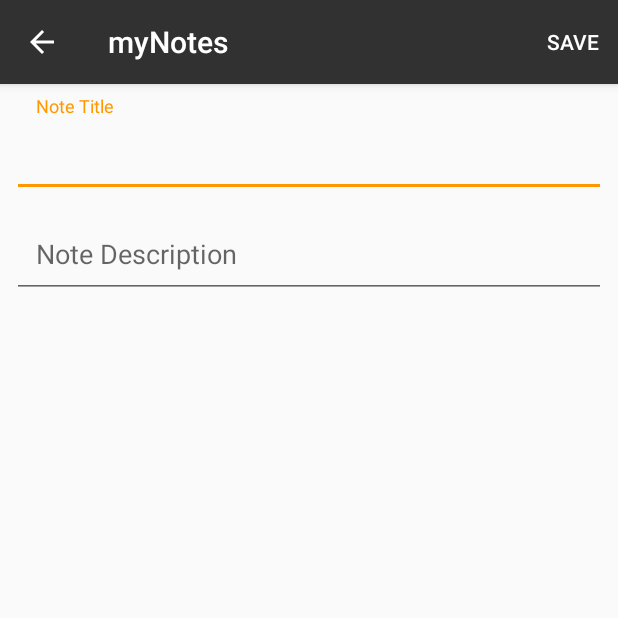
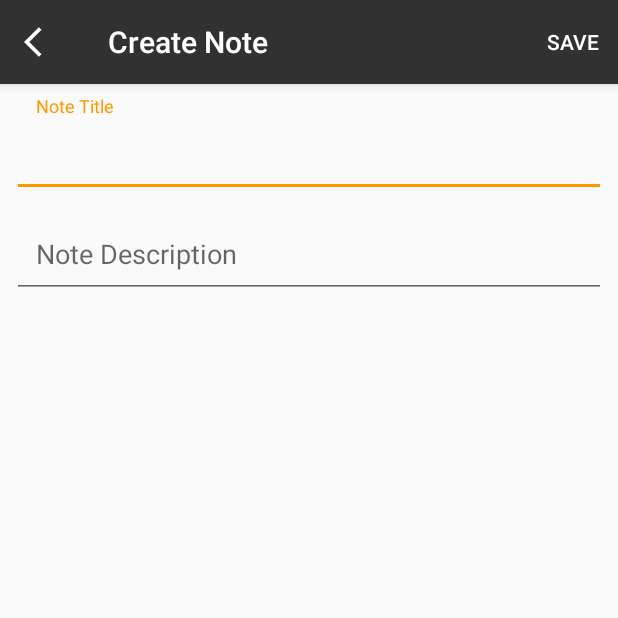
Before and after one commit to Ngonyoku/my.Notes, an Android app: the screen it shows after launch (CreateNoteActivity before the commit, CreateEditNoteActivity after it), after a tap on an icon or button, on a phone screen of 412 x 824 dp, the top half of it. Run offline under Robolectric (Android 15) with nearby library versions, the phone set to English and light mode, and no system bars; our stand-ins replace Room's generated code.

```diff
--- a/app/src/main/AndroidManifest.xml
+++ b/app/src/main/AndroidManifest.xml
@@ -10,7 +10,7 @@
         android:supportsRtl="true"
         android:theme="@style/AppTheme">
         <activity
-            android:name=".CreateNoteActivity"
+            android:name=".CreateEditNoteActivity"
             android:parentActivityName=".NoteListActivity" />
         <activity
             android:name=".NoteListActivity"
--- a/app/src/main/java/com/RickProjects/myNotes/CreateNoteActivity.java
+++ b/app/src/main/java/com/RickProjects/myNotes/CreateEditNoteActivity.java
@@ -17,13 +17,14 @@ import com.google.android.material.textfield.TextInputEditText;
 import java.text.DateFormat;
 import java.util.Calendar;
 
-public class CreateNoteActivity extends AppCompatActivity {
+public class CreateEditNoteActivity extends AppCompatActivity {
     public static final String EXTRA_TITLE = "com.RickProjects.myNotes.EXTRA_TITLE";
+    public static final String EXTRA_ID = "com.RickProjects.myNotes.EXTRA_ID";
     public static final String EXTRA_DESCRIPTION = "com.RickProjects.myNotes.EXTRA_DESCRIPTION";
     public static final String EXTRA_DATE_CREATED = "com.RickProjects.myNotes.EXTRA_DATE_CREATED";
 
     private TextInputEditText editTextTitle, editTextDescription;
-    private CoordinatorLayout mLayout;
+//    private CoordinatorLayout mLayout;
 
     @Override
     protected void onCreate(Bundle savedInstanceState) {
@@ -32,7 +33,18 @@ public class CreateNoteActivity extends AppCompatActivity {
 
         editTextTitle = findViewById(R.id.editText_title);
         editTextDescription = findViewById(R.id.editText_description);
-        mLayout = findViewById(R.id.layout_createNotes);
+//        mLayout = findViewById(R.id.layout_createNotes);
+
+        getSupportActionBar().setHomeAsUpIndicator(R.drawable.ic_back);
+
+        Intent intent = getIntent();
+        if (intent.hasExtra(EXTRA_ID)) {
+            setTitle(getString(R.string.edit_note));
+            editTextTitle.setText(intent.getStringExtra(EXTRA_TITLE));
+            editTextDescription.setText(intent.getStringExtra(EXTRA_DESCRIPTION));
+        } else {
+            setTitle(getString(R.string.create_note));
+        }
     }
 
     @Override
@@ -50,7 +62,6 @@ public class CreateNoteActivity extends AppCompatActivity {
             default:
                 return super.onOptionsItemSelected(item);
         }
-
     }
 
     private void saveNote() {
@@ -59,17 +70,23 @@ public class CreateNoteActivity extends AppCompatActivity {
         String date_created = DateFormat.getDateInstance(DateFormat.FULL).format(Calendar.getInstance().getTime());
 
         if (title.trim().isEmpty() || description.trim().isEmpty()) {
-            Toast.makeText(this, "Empty Note!", Toast.LENGTH_SHORT).show();
+            Toast.makeText(this, "CANNOT SAVE EMPTY NOTE!", Toast.LENGTH_SHORT).show();
+            return;
+        } else {
+            Intent data = new Intent();
+            data.putExtra(EXTRA_TITLE, title);
+            data.putExtra(EXTRA_DESCRIPTION, description);
+            data.putExtra(EXTRA_DATE_CREATED, date_created);
+
+            int id = getIntent().getIntExtra(EXTRA_ID, -1);
+            if (id != -1) {
+                data.putExtra(EXTRA_ID, id);
+            }
+            setResult(RESULT_OK, data);
+            Toast.makeText(this, "Note Saved", Toast.LENGTH_SHORT).show();
+//        erase();
+            finish();
         }
-
-        Intent data = new Intent();
-        data.putExtra(EXTRA_TITLE, title);
-        data.putExtra(EXTRA_DESCRIPTION, description);
-        data.putExtra(EXTRA_DATE_CREATED, date_created);
-        setResult(RESULT_OK, data);
-
-        Toast.makeText(this, "Note Saved", Toast.LENGTH_SHORT).show();
-        erase();
     }
 
     private void erase() {
--- a/app/src/main/java/com/RickProjects/myNotes/Note.java
+++ b/app/src/main/java/com/RickProjects/myNotes/Note.java
@@ -1,24 +1,28 @@
 package com.RickProjects.myNotes;
 
+import androidx.annotation.NonNull;
 import androidx.room.ColumnInfo;
 import androidx.room.Entity;
 import androidx.room.PrimaryKey;
 
 @Entity(tableName = "Note_table")
 public class Note {
+
     @PrimaryKey(autoGenerate = true)
-    private long id;
+    private int id;
 
+    @NonNull
     @ColumnInfo(name = "note_title")
     private String title;
 
+    @NonNull
     @ColumnInfo(name = "note_description")
     private String description;
 
     @ColumnInfo(name = "note_date")
     private String dateCreated;
 
-    public Note(String title, String description, String dateCreated) {
+    public Note(@NonNull String title, @NonNull String description, String dateCreated) {
         this.title = title;
         this.description = description;
         this.dateCreated = dateCreated;
@@ -36,11 +40,11 @@ public class Note {
         return dateCreated;
     }
 
-    public long getId() {
+    public int getId() {
         return id;
     }
 
-    public void setId(long id) {
+    public void setId(int id) {
         this.id = id;
     }
 }
--- a/app/src/main/java/com/RickProjects/myNotes/NoteDAO.java
+++ b/app/src/main/java/com/RickProjects/myNotes/NoteDAO.java
@@ -4,6 +4,7 @@ import androidx.lifecycle.LiveData;
 import androidx.room.Dao;
 import androidx.room.Delete;
 import androidx.room.Insert;
+import androidx.room.OnConflictStrategy;
 import androidx.room.Query;
 import androidx.room.Update;
 
@@ -11,7 +12,7 @@ import java.util.List;
 
 @Dao
 public interface NoteDAO {
-    @Insert
+    @Insert(onConflict = OnConflictStrategy.IGNORE)
     void insert(Note note);
 
     @Update
--- a/app/src/main/java/com/RickProjects/myNotes/NoteDatabase.java
+++ b/app/src/main/java/com/RickProjects/myNotes/NoteDatabase.java
@@ -20,20 +20,23 @@ public abstract class NoteDatabase extends RoomDatabase {
 
     public static synchronized NoteDatabase getInstance(Context context) {
         if (instance == null) {
-            instance = Room.databaseBuilder(
-                    context.getApplicationContext(),
-                    NoteDatabase.class,
-                    "Note_database"
-            ).addCallback(sCallback).fallbackToDestructiveMigration().build();
+            instance = Room
+                    .databaseBuilder(
+                            context.getApplicationContext(),
+                            NoteDatabase.class,
+                            "Note_database")
+                    .fallbackToDestructiveMigration()
+                    .addCallback(roomCallback)
+                    .build()
+            ;
         }
         return instance;
     }
 
-    private static RoomDatabase.Callback sCallback = new RoomDatabase.Callback() {
+    private static RoomDatabase.Callback roomCallback = new RoomDatabase.Callback() {
         @Override
         public void onCreate(@NonNull SupportSQLiteDatabase db) {
             super.onCreate(db);
-
             new PopulateDBTask(instance).execute();
         }
     };
@@ -50,7 +53,8 @@ public abstract class NoteDatabase extends RoomDatabase {
             mDAO.insert(new Note(
                             "Note Title",
                             "Description of the Note",
-                            DateFormat.getDateInstance(DateFormat.FULL).format(Calendar.getInstance().getTime())
+                            DateFormat.getDateInstance(DateFormat.FULL)
+                                    .format(Calendar.getInstance().getTime())
                     )
             );
             return null;
--- a/app/src/main/java/com/RickProjects/myNotes/NoteListActivity.java
+++ b/app/src/main/java/com/RickProjects/myNotes/NoteListActivity.java
@@ -1,25 +1,28 @@
 package com.RickProjects.myNotes;
 
 
+import android.app.AlertDialog;
+import android.content.DialogInterface;
 import android.content.Intent;
 import android.os.Bundle;
 import android.view.View;
 import android.widget.Toast;
 
+import androidx.annotation.NonNull;
 import androidx.annotation.Nullable;
 import androidx.appcompat.app.AppCompatActivity;
 import androidx.lifecycle.Observer;
 import androidx.lifecycle.ViewModelProvider;
-import androidx.recyclerview.widget.GridLayoutManager;
+import androidx.recyclerview.widget.ItemTouchHelper;
 import androidx.recyclerview.widget.LinearLayoutManager;
 import androidx.recyclerview.widget.RecyclerView;
-import androidx.recyclerview.widget.StaggeredGridLayoutManager;
 
 import java.util.List;
 
 public class NoteListActivity extends AppCompatActivity {
 
     public static final int CREATE_NOTE_REQUEST = 1;
+    public static final int EDIT_NOTE_REQUEST = 2;
     private NoteViewModel mNoteViewModel;
 
     @Override
@@ -28,15 +31,14 @@ public class NoteListActivity extends AppCompatActivity {
         setContentView(R.layout.activity_note_list);
 
         RecyclerView recyclerView = findViewById(R.id.recycler_note_list);
-        NoteListAdapter adapter = new NoteListAdapter();
+        final NoteListAdapter adapter = new NoteListAdapter();
         mNoteViewModel = new ViewModelProvider(this).get(NoteViewModel.class);
 
         recyclerView.setAdapter(adapter);
         recyclerView.setHasFixedSize(true);
-
-        recyclerView.setLayoutManager(new StaggeredGridLayoutManager(2, StaggeredGridLayoutManager.VERTICAL));
+//        recyclerView.setLayoutManager(new StaggeredGridLayoutManager(2, StaggeredGridLayoutManager.VERTICAL));
 //        recyclerView.setLayoutManager(new GridLayoutManager(this, 2));
-//        recyclerView.setLayoutManager(new LinearLayoutManager(this));
+        recyclerView.setLayoutManager(new LinearLayoutManager(this));
 
         mNoteViewModel.getNotes().observe(this, new Observer<List<Note>>() {
             @Override
@@ -45,11 +47,51 @@ public class NoteListActivity extends AppCompatActivity {
             }
         });
 
+        new ItemTouchHelper(new ItemTouchHelper.SimpleCallback(0, ItemTouchHelper.LEFT) {
+            @Override
+            public boolean onMove(@NonNull RecyclerView recyclerView, @NonNull RecyclerView.ViewHolder viewHolder, @NonNull RecyclerView.ViewHolder target) {
+                return false;
+            }
+
+            @Override
+            public void onSwiped(@NonNull RecyclerView.ViewHolder viewHolder, int direction) {
+                new AlertDialog.Builder(NoteListActivity.this)
+                        .setMessage(R.string.delete_msg)
+                        .setTitle(R.string.delete)
+                        .setPositiveButton(R.string.am_sure, new DialogInterface.OnClickListener() {
+                            @Override
+                            public void onClick(DialogInterface dialog, int which) {
+                                mNoteViewModel.delete(adapter.getNoteAt(viewHolder.getLayoutPosition()));
+                            }
+                        })
+                        .setNegativeButton("Cancel", new DialogInterface.OnClickListener() {
+                            @Override
+                            public void onClick(DialogInterface dialog, int which) {
+                                Toast.makeText(NoteListActivity.this, "Canceled", Toast.LENGTH_SHORT).show();
+                                adapter.notifyDataSetChanged();
+                            }
+                        })
+                        .show();
+            }
+        }).attachToRecyclerView(recyclerView);
+
+        adapter.setOnItemClick(new NoteListAdapter.OnClickListener() {
+            @Override
+            public void onClick(Note note) {
+                Intent intent = new Intent(NoteListActivity.this, CreateEditNoteActivity.class);
+                intent.putExtra(CreateEditNoteActivity.EXTRA_ID, note.getId());
+                intent.putExtra(CreateEditNoteActivity.EXTRA_TITLE, note.getTitle());
+                intent.putExtra(CreateEditNoteActivity.EXTRA_DESCRIPTION, note.getDescription());
+                intent.putExtra(CreateEditNoteActivity.EXTRA_DATE_CREATED, note.getDateCreated());
+
+                startActivityForResult(intent, EDIT_NOTE_REQUEST);
+            }
+        });
         findViewById(R.id.fab_addNote).setOnClickListener(new View.OnClickListener() {
             @Override
             public void onClick(View v) {
                 startActivityForResult(
-                        new Intent(NoteListActivity.this, CreateNoteActivity.class),
+                        new Intent(NoteListActivity.this, CreateEditNoteActivity.class),
                         CREATE_NOTE_REQUEST);
             }
         });
@@ -60,10 +102,28 @@ public class NoteListActivity extends AppCompatActivity {
         super.onActivityResult(requestCode, resultCode, data);
         if (requestCode == CREATE_NOTE_REQUEST && resultCode == RESULT_OK) {
             mNoteViewModel.insert(new Note(
-                    data.getStringExtra(CreateNoteActivity.EXTRA_TITLE),
-                    data.getStringExtra(CreateNoteActivity.EXTRA_DESCRIPTION),
-                    data.getStringExtra(CreateNoteActivity.EXTRA_DATE_CREATED)
+                    data.getStringExtra(CreateEditNoteActivity.EXTRA_TITLE),
+                    data.getStringExtra(CreateEditNoteActivity.EXTRA_DESCRIPTION),
+                    data.getStringExtra(CreateEditNoteActivity.EXTRA_DATE_CREATED)
             ));
+        } else if (requestCode == EDIT_NOTE_REQUEST && resultCode == RESULT_OK) {
+            int id = data.getIntExtra(CreateEditNoteActivity.EXTRA_ID, -1);
+
+            if (id == -1) {
+                Toast.makeText(this, "Note Canceled", Toast.LENGTH_SHORT).show();
+                return;
+            }
+
+            String title = data.getStringExtra(CreateEditNoteActivity.EXTRA_TITLE);
+            String description = data.getStringExtra(CreateEditNoteActivity.EXTRA_DESCRIPTION);
+            String date = data.getStringExtra(CreateEditNoteActivity.EXTRA_DATE_CREATED);
+
+            Note note = new Note(title, description, date);
+            note.setId(id);
+            mNoteViewModel.update(note);
+            Toast.makeText(this, "Note Updated", Toast.LENGTH_SHORT).show();
+        } else {
+            Toast.makeText(this, "Not not Saved", Toast.LENGTH_SHORT).show();
         }
     }
 }
--- a/app/src/main/java/com/RickProjects/myNotes/NoteListAdapter.java
+++ b/app/src/main/java/com/RickProjects/myNotes/NoteListAdapter.java
@@ -11,8 +11,18 @@ import androidx.recyclerview.widget.ListAdapter;
 import androidx.recyclerview.widget.RecyclerView;
 
 public class NoteListAdapter extends ListAdapter<Note, NoteListAdapter.NoteListViewHolder> {
+    private OnClickListener mListener;
+
+    public interface OnClickListener {
+        void onClick(Note note);
+    }
+
     protected NoteListAdapter() {
         super(DIFF_CALL_BACK);
+    }
+
+    public void setOnItemClick(OnClickListener listener) {
+        mListener = listener;
     }
 
     private static final DiffUtil.ItemCallback<Note> DIFF_CALL_BACK = new DiffUtil.ItemCallback<Note>() {
@@ -28,7 +38,6 @@ public class NoteListAdapter extends ListAdapter<Note, NoteListAdapter.NoteListV
                     && oldItem.getTitle().equals(newItem.getTitle());
         }
     };
-
 
     @NonNull
     @Override
@@ -60,6 +69,13 @@ public class NoteListAdapter extends ListAdapter<Note, NoteListAdapter.NoteListV
             textViewTitle = itemView.findViewById(R.id.textView_noteTitle);
             textViewDescription = itemView.findViewById(R.id.textView_description);
             textViewDate = itemView.findViewById(R.id.textView_date);
+
+            itemView.setOnClickListener(v -> {
+                int position = getLayoutPosition();
+                if (position != RecyclerView.NO_POSITION && mListener != null) {
+                    mListener.onClick(getItem(position));
+                }
+            });
         }
     }
 }
--- /dev/null
+++ b/app/src/main/res/drawable/ic_list.xml
@@ -0,0 +1,5 @@
+<vector android:height="24dp" android:tint="#FFFFFF"
+    android:viewportHeight="24" android:viewportWidth="24"
+    android:width="24dp" xmlns:android="http://schemas.android.com/apk/res/android">
+    <path android:fillColor="@android:color/white" android:pathData="M4,10.5c-0.83,0 -1.5,0.67 -1.5,1.5s0.67,1.5 1.5,1.5 1.5,-0.67 1.5,-1.5 -0.67,-1.5 -1.5,-1.5zM4,4.5c-0.83,0 -1.5,0.67 -1.5,1.5S3.17,7.5 4,7.5 5.5,6.83 5.5,6 4.83,4.5 4,4.5zM4,16.5c-0.83,0 -1.5,0.68 -1.5,1.5s0.68,1.5 1.5,1.5 1.5,-0.68 1.5,-1.5 -0.67,-1.5 -1.5,-1.5zM7,19h14v-2L7,17v2zM7,13h14v-2L7,11v2zM7,5v2h14L21,5L7,5z"/>
+</vector>
--- a/app/src/main/res/layout/activity_create_note.xml
+++ b/app/src/main/res/layout/activity_create_note.xml
@@ -4,7 +4,7 @@
     android:id="@+id/layout_createNotes"
     android:layout_width="match_parent"
     android:layout_height="match_parent"
-    tools:context=".CreateNoteActivity">
+    tools:context=".CreateEditNoteActivity">
 
     <LinearLayout
         android:layout_width="match_parent"
--- a/app/src/main/res/values/strings.xml
+++ b/app/src/main/res/values/strings.xml
@@ -5,5 +5,10 @@
     <string name="date_created">Date Created</string>
     <string name="save">SAVE</string>
     <string name="grid_layout">Grid Layout</string>
+    <string name="edit_note">Edit Note</string>
+    <string name="create_note">Create Note</string>
+    <string name="delete">DELETE</string>
+    <string name="am_sure">Yes, I\'m Sure</string>
+    <string name="delete_msg">Are you sure you want to delete this Note</string>
 
 </resources>
```
Also changed, not shown: app/src/main/res/menu/note_list_menu.xml (+6 -2 lines).
